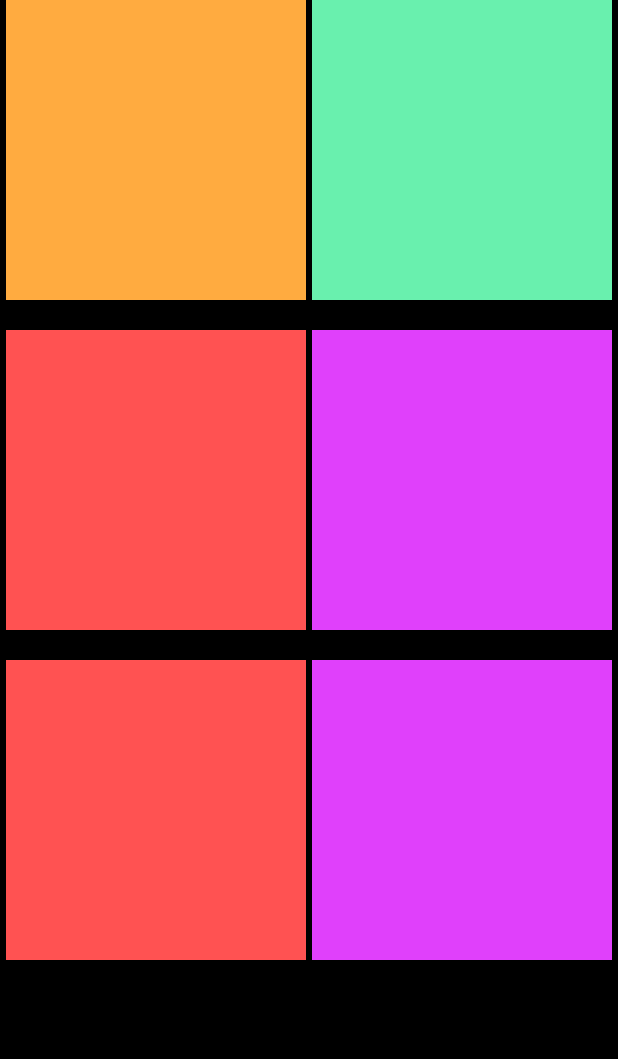
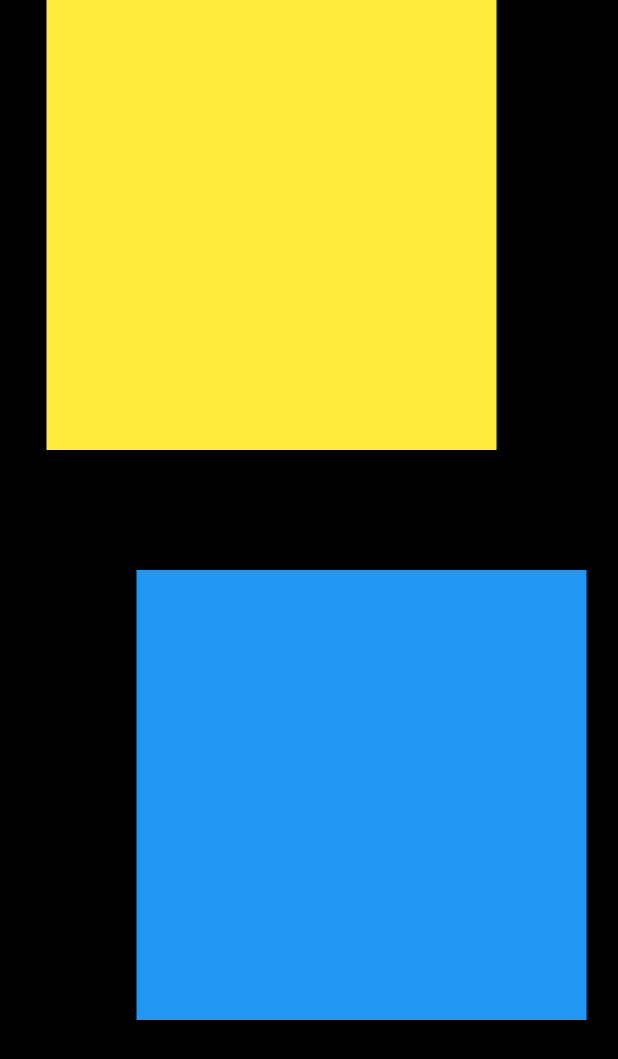
Before and after one commit to bek-n/home-works, a Flutter app: the screen it shows after launch, on a phone screen of 412 x 824 dp. Shown: the top 1059 px of the screen. Run offline on Flutter 3.47's test engine with Material 2 defaults, Android fonts, the phone set to English and light mode, and no system bars.

Commit message:
4 vazifa

```diff
--- /dev/null
+++ b/lib/9-November, margin,Shadow/4-vazifa.dart
@@ -0,0 +1,30 @@
+import 'package:flutter/material.dart';
+
+class fourth extends StatelessWidget {
+  const fourth({super.key});
+
+  @override
+  Widget build(BuildContext context) {
+    return MaterialApp(
+      home: Container(
+        color: Colors.black,
+        child: Column(
+          children: [
+            Container(
+              color: Colors.yellow,
+              height: 300,
+              width: 300,
+              margin: EdgeInsets.only(bottom: 80, right: 50),
+            ),
+            Container(
+              color: Colors.blue,
+              height: 300,
+              width: 300,
+              margin: EdgeInsets.only(left: 70),
+            )
+          ],
+        ),
+      ),
+    );
+  }
+}
--- a/lib/main.dart
+++ b/lib/main.dart
@@ -3,7 +3,8 @@ import 'package:flutter/material.dart';
 import '9-November, margin,Shadow/1-vazifa.dart';
 import '9-November, margin,Shadow/2-vazifa.dart';
 import '9-November, margin,Shadow/3-vazifa.dart';
+import '9-November, margin,Shadow/4-vazifa.dart';
 
 void main() {
-  runApp(const Third());
+  runApp(const fourth());
 }
```
